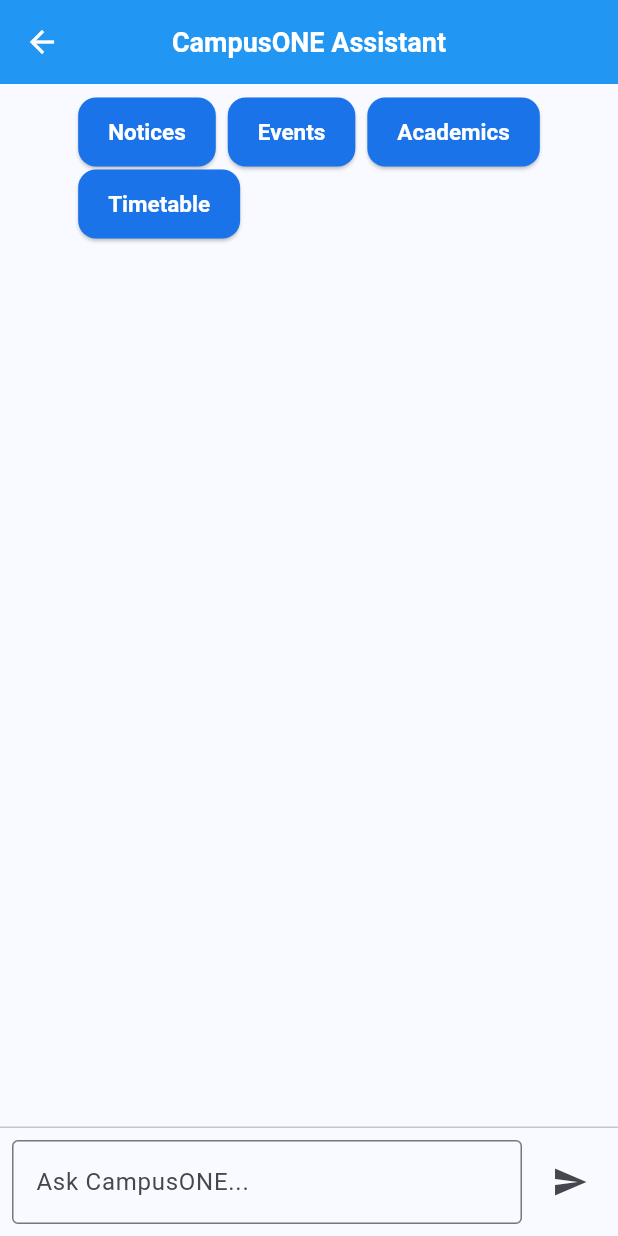
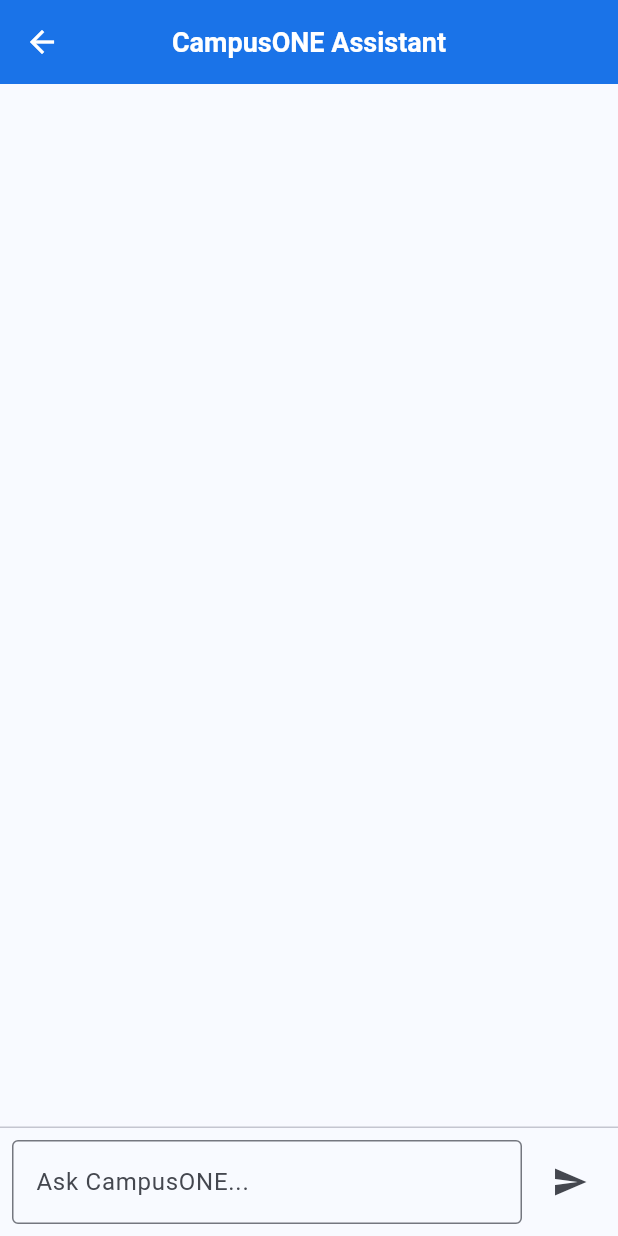
Before and after one commit to jayhela3-wq/CampusONE, a Flutter app: the ChatbotPage screen opened directly, after a tap on the "send" icon, on a phone screen of 412 x 824 dp. Run offline on Flutter 3.47's test engine with Material 3 defaults, Android fonts, the phone set to English and light mode, and no system bars.

Commit message:
modifying the modified chatbot

```diff
--- a/lib/features/chatbot/chatbot_page.dart
+++ b/lib/features/chatbot/chatbot_page.dart
@@ -16,7 +16,7 @@
 }
 
 class ChatbotPage extends StatefulWidget {
-  const ChatbotPage({Key? key}) : super(key: key);
+  const ChatbotPage({super.key});
 
   @override
   State<ChatbotPage> createState() => _ChatbotPageState();
@@ -28,23 +28,25 @@
 
   final String backendUrl = "http://127.0.0.1:8000/chat";
 
-  bool awaitingSummaryConfirmation = false;
-
   /// ---------------- SEND MESSAGE ----------------
   Future<void> sendMessage(String text) async {
-    if (text.trim().isEmpty) return;
+    final userText = text.trim();
+    if (userText.isEmpty) return;
 
     setState(() {
-      _messages.add(ChatMessage(text, true));
+      _messages.add(ChatMessage(userText, true));
     });
 
     _controller.clear();
+
+    // ✅ Handle navigation ONLY from user input
+    handleIntentFromUser(userText);
 
     try {
       final response = await http.post(
         Uri.parse(backendUrl),
         headers: {"Content-Type": "application/json"},
-        body: jsonEncode({"message": text}),
+        body: jsonEncode({"message": userText}),
       );
 
       if (response.statusCode == 200) {
@@ -54,91 +56,61 @@
         setState(() {
           _messages.add(ChatMessage(reply, false));
         });
-
-        handleIntent(reply);
       } else {
         showBotError();
       }
-    } catch (e) {
+    } catch (_) {
       showBotError();
     }
   }
 
-  /// ---------------- HANDLE INTENTS ----------------
-  void handleIntent(String reply) {
-    final lower = reply.toLowerCase();
+  /// ---------------- INTENT FROM USER (FIX) ----------------
+  void handleIntentFromUser(String userText) {
+    final lower = userText.toLowerCase();
 
-    if (lower.contains("notices")) {
-      awaitingSummaryConfirmation = true;
+    if (lower.contains("notice")) {
       Navigator.push(
         context,
         MaterialPageRoute(builder: (_) => NoticesPage()),
       );
-    } else if (lower.contains("events")) {
+    } else if (lower.contains("event")) {
       Navigator.push(
         context,
         MaterialPageRoute(builder: (_) => EventsPage()),
       );
-    } else if (lower.contains("academics")) {
+    } else if (lower.contains("academic")) {
       Navigator.push(
         context,
         MaterialPageRoute(builder: (_) => AcademicsPage()),
       );
-    } else if (lower.contains("timetable")) {
+    } else if (lower.contains("timetable") ||
+        lower.contains("schedule")) {
       Navigator.push(
         context,
         MaterialPageRoute(builder: (_) => TimetablePage()),
       );
-    } else if (
-        awaitingSummaryConfirmation &&
-        (lower.contains("yes") || lower.contains("summarize"))) {
-      awaitingSummaryConfirmation = false;
-      sendMessage("summarize latest notices");
     }
   }
 
   void showBotError() {
     setState(() {
       _messages.add(
-        ChatMessage("⚠️ Unable to connect to server.", false),
+        ChatMessage("⚠️ Unable to connect to campus server.", false),
       );
     });
-  }
-
-  /// ---------------- QUICK REPLIES ----------------
-  Widget quickReplies() {
-    return Wrap(
-      spacing: 8,
-      children: [
-        quickButton("Notices"),
-        quickButton("Events"),
-        quickButton("Academics"),
-        quickButton("Timetable"),
-      ],
-    );
-  }
-
-  Widget quickButton(String label) {
-    return ElevatedButton(
-      onPressed: () => sendMessage("show $label"),
-      child: Text(label),
-    );
   }
 
   /// ---------------- UI ----------------
   @override
   Widget build(BuildContext context) {
     return Scaffold(
+      // 🔹 No aggressive blue navigation behavior
       appBar: AppBar(
         title: const Text("CampusONE Assistant"),
-        backgroundColor: Colors.blue,
+        elevation: 0,
       ),
       body: Column(
         children: [
-          Padding(
-            padding: const EdgeInsets.all(8),
-            child: quickReplies(),
-          ),
           Expanded(
             child: ListView.builder(
               padding: const EdgeInsets.all(12),
@@ -146,21 +118,23 @@
               itemBuilder: (context, index) {
                 final msg = _messages[index];
                 return Align(
-                  alignment:
-                      msg.isUser ? Alignment.centerRight : Alignment.centerLeft,
+                  alignment: msg.isUser
+                      ? Alignment.centerRight
+                      : Alignment.centerLeft,
                   child: Container(
-                    margin: const EdgeInsets.symmetric(vertical: 4),
+                    margin: const EdgeInsets.symmetric(vertical: 6),
                     padding: const EdgeInsets.all(12),
                     decoration: BoxDecoration(
                       color: msg.isUser
-                          ? Colors.blueAccent
+                          ? const Color(0xFF1A73E8)
                           : Colors.grey.shade300,
                       borderRadius: BorderRadius.circular(12),
                     ),
                     child: Text(
                       msg.text,
                       style: TextStyle(
-                        color: msg.isUser ? Colors.white : Colors.black,
+                        color:
+                            msg.isUser ? Colors.white : Colors.black,
                       ),
                     ),
                   ),
@@ -186,8 +160,9 @@
                 const SizedBox(width: 8),
                 IconButton(
                   icon: const Icon(Icons.send),
-                  onPressed: () => sendMessage(_controller.text),
-                )
+                  onPressed: () =>
+                      sendMessage(_controller.text),
+                ),
               ],
             ),
           ),
```
